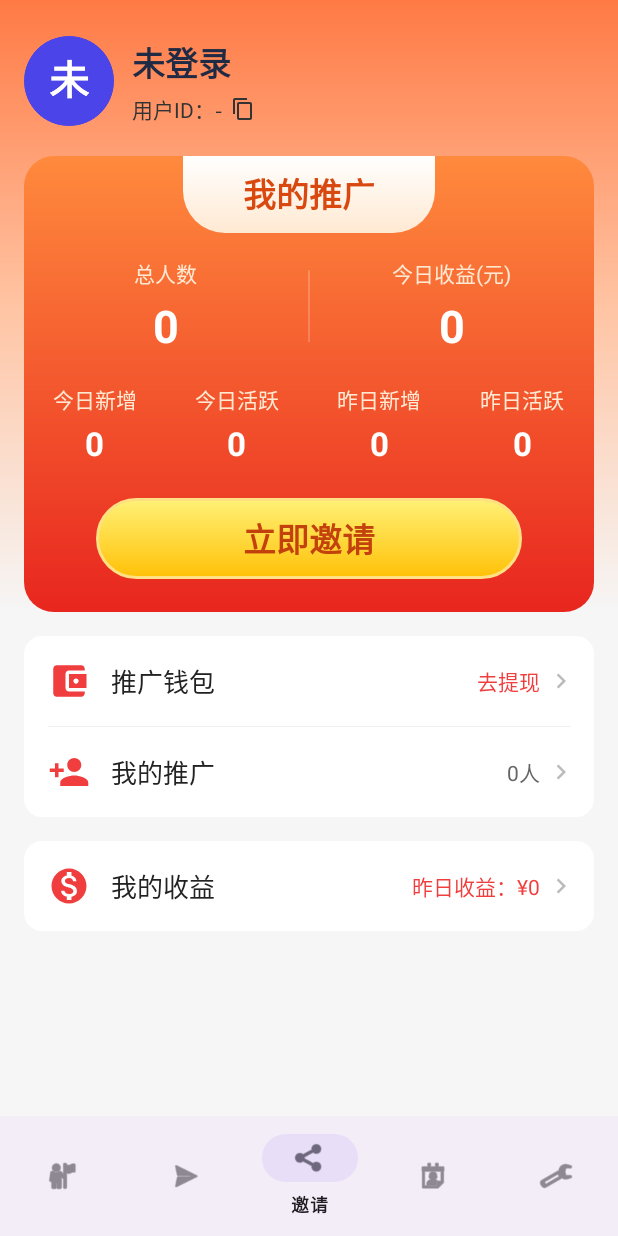
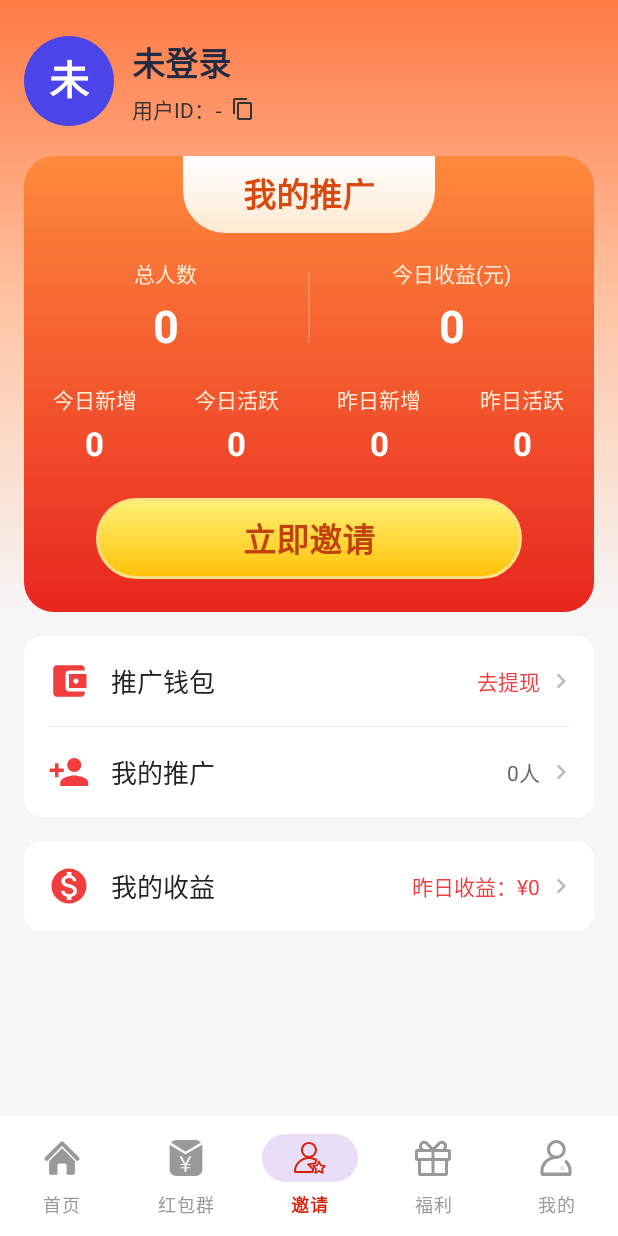
Before and after one commit to Tony0223/redbao, an Android app: the MainActivity screen opened directly, with no data from a screen before it, item 3 of the bottom bar chosen, on a phone screen of 412 x 824 dp. Run offline under Robolectric (Android 15) with nearby library versions, the phone set to English and light mode, and no system bars; libraries missing offline, so code that uses them is left out: com.bytedance.sdk, com.tencent.mm; pictures from the network do not load; 11 statements that could not run were skipped.

Commit message:
feat(ui): 底部导航换成 iconfont 矢量图标 + 选中态tint
5个tab图标(首页/红包群/邀请/福利/我的)由 iconfont SVG 转成 VectorDrawable，
新增颜色选择器 nav_item_color（选中#D81E06红、未选中#999999灰），
BottomNavigationView 用 itemIconTint/itemTextColor 自动做选中态，白底、显示文字。

Co-Authored-By: Claude Opus 4.8 <noreply@anthropic.com>
Claude-Session: https://claude.ai/code/session_01XRbkrZTHoVy4fuLVcFCGXi

```diff
--- /dev/null
+++ b/android/app/src/main/res/color/nav_item_color.xml
@@ -0,0 +1,6 @@
+<?xml version="1.0" encoding="utf-8"?>
+<!-- 底部导航选中态：选中红色，未选中灰色。图标和文字共用 -->
+<selector xmlns:android="http://schemas.android.com/apk/res/android">
+    <item android:color="#D81E06" android:state_checked="true" />
+    <item android:color="#999999" />
+</selector>
--- /dev/null
+++ b/android/app/src/main/res/drawable/ic_tab_home.xml
@@ -0,0 +1,8 @@
+<vector xmlns:android="http://schemas.android.com/apk/res/android"
+    android:width="24dp" android:height="24dp"
+    android:viewportWidth="1024" android:viewportHeight="1024">
+    <path android:fillColor="#000000"
+        android:pathData="M992.7 493.1L554.3 54.8c-11.6-11.6-27-16.9-42.3-16.3-15.3-0.6-30.7 4.7-42.3 16.3L31.3 493.1c-22.1 22-22.1 58.1 0 80.2 22 22.1 58.1 22.1 80.2 0L512 172.8l400.5 400.5c22.1 22.1 58.1 22.1 80.2 0 22-22.1 22-58.1 0-80.2z" />
+    <path android:fillColor="#000000"
+        android:pathData="M144.4 604.1V941c0 27.6 18.4 44.5 46 44.5h193V725.1c0-31.3 23.1-53.6 54.5-53.6H584c31.3 0 59.4 22.3 59.4 53.6v260.4h188.1c27.6 0 46.9-16.9 46.9-44.5V595.4l-362.6-362-371.4 370.7z" />
+</vector>
--- /dev/null
+++ b/android/app/src/main/res/drawable/ic_tab_invite.xml
@@ -0,0 +1,10 @@
+<vector xmlns:android="http://schemas.android.com/apk/res/android"
+    android:width="24dp" android:height="24dp"
+    android:viewportWidth="1024" android:viewportHeight="1024">
+    <path android:fillColor="#000000"
+        android:pathData="M482.56 509.184c-124.416 0-225.792-101.376-225.792-225.792s101.376-225.792 225.792-225.792 225.792 101.376 225.792 225.792-101.376 225.792-225.792 225.792z m0-395.264c-93.44 0-169.472 76.032-169.472 169.472s76.032 169.472 169.472 169.472 169.472-76.032 169.472-169.472-76.032-169.472-169.472-169.472z" />
+    <path android:fillColor="#000000"
+        android:pathData="M587.264 938.24h-499.2c-14.848 0-27.136-11.52-28.16-26.112-0.768-8.96-1.024-18.176-1.024-27.392C58.88 663.552 248.832 483.84 482.304 483.84c82.944 0 163.328 22.784 232.448 65.792 12.288 7.68 16.64 23.296 10.24 36.352l-45.312 91.648c-4.096 8.192-12.032 14.08-21.248 15.36l-139.008 20.224 100.608 98.048c6.656 6.4 9.728 15.872 8.192 24.832l-13.568 78.848c-1.792 13.312-13.568 23.296-27.392 23.296zM115.2 881.92h448.256l6.912-40.96-130.816-127.488c-7.68-7.424-10.496-18.688-7.168-28.928 3.328-10.24 12.032-17.664 22.784-19.2l180.736-26.368 26.88-54.528c-55.04-29.184-116.992-44.544-180.736-44.544-200.96 0-365.056 153.088-366.848 342.016z" />
+    <path android:fillColor="#000000"
+        android:pathData="M662.528 961.28c-4.864 0-9.472-1.536-13.568-4.352-7.168-5.12-10.752-13.824-9.216-22.528l17.92-104.704-76.032-74.24c-6.4-6.144-8.448-15.36-5.888-23.552s9.984-14.336 18.688-15.616l105.216-15.36 47.104-95.232c3.84-7.936 11.776-12.8 20.736-12.8 8.704 0 16.896 4.864 20.736 12.8l47.104 95.232 105.216 15.36c8.704 1.28 15.872 7.424 18.688 15.616s0.512 17.408-5.888 23.552l-76.032 74.24 17.92 104.704c1.536 8.704-2.048 17.408-9.216 22.528-7.168 5.12-16.384 5.888-24.32 1.792l-94.208-49.408-94.208 49.408c-3.584 1.792-7.168 2.56-10.752 2.56z m-15.36-206.336l51.456 50.176c5.376 5.376 7.936 12.8 6.656 20.48l-12.032 70.656 63.488-33.28c6.656-3.584 14.848-3.584 21.504 0l63.488 33.28-12.032-70.656c-1.28-7.424 1.28-15.104 6.656-20.48l51.456-50.176-70.912-10.24c-7.424-1.024-14.08-5.888-17.408-12.544l-31.744-64.256-32.256 64.256c-3.328 6.912-9.728 11.52-17.408 12.544l-70.912 10.24z" />
+</vector>
--- /dev/null
+++ b/android/app/src/main/res/drawable/ic_tab_mine.xml
@@ -0,0 +1,12 @@
+<vector xmlns:android="http://schemas.android.com/apk/res/android"
+    android:width="24dp" android:height="24dp"
+    android:viewportWidth="1024" android:viewportHeight="1024">
+    <path android:fillColor="#000000"
+        android:pathData="M899.799407 925.324599H131.578755a48.543355 48.543355 0 0 0-48.366833 48.366834v1.235649A48.543355 48.543355 0 0 0 131.578755 1024H899.799407a48.366833 48.366833 0 0 0 48.366833-48.366833v-1.235649a48.366833 48.366833 0 0 0-48.366833-48.366834z" />
+    <path android:fillColor="#000000" android:fillAlpha="0.3"
+        android:pathData="M689.915594 748.979831A62.312015 62.312015 0 1 0 752.227609 812.174453a62.312015 62.312015 0 0 0-62.312015-62.312015z" />
+    <path android:fillColor="#000000"
+        android:pathData="M903.329833 1022.58783a43.424237 43.424237 0 0 1-9.355629-1.059128 43.953801 43.953801 0 0 1-33.715566-52.956387 357.632132 357.632132 0 0 0-92.673677-323.387002 44.130322 44.130322 0 1 1 63.194622-61.60593A445.539735 445.539735 0 0 1 946.401027 988.695742a44.130322 44.130322 0 0 1-43.071194 33.892088zM115.162275 997.521807a44.130322 44.130322 0 0 1-43.600758-37.422514 446.24582 446.24582 0 0 1 315.090501-493.023961 441.303224 441.303224 0 0 1 136.097915-17.652129A44.130322 44.130322 0 0 1 565.821127 494.436132a44.659886 44.659886 0 0 1-45.18945 43.071194 357.102569 357.102569 0 0 0-361.868643 409.352871 43.953801 43.953801 0 0 1-36.89295 50.132046z" />
+    <path android:fillColor="#000000"
+        android:pathData="M521.690805 536.977762A268.488881 268.488881 0 1 1 790.356207 268.665403a268.841924 268.841924 0 0 1-268.665402 268.312359z m0-448.540596A180.228237 180.228237 0 1 0 702.095563 268.665403 180.404758 180.404758 0 0 0 521.690805 88.437166z" />
+</vector>
--- /dev/null
+++ b/android/app/src/main/res/drawable/ic_tab_redpacket.xml
@@ -0,0 +1,8 @@
+<vector xmlns:android="http://schemas.android.com/apk/res/android"
+    android:width="24dp" android:height="24dp"
+    android:viewportWidth="1024" android:viewportHeight="1024">
+    <path android:fillColor="#000000"
+        android:pathData="M939.070061 72.921212l-442.864485 258.513455L84.526545 73.479758A185.871515 185.871515 0 0 1 232.727273 0h558.545454a185.871515 185.871515 0 0 1 147.797334 72.921212z" />
+    <path android:fillColor="#000000"
+        android:pathData="M971.093333 137.774545C975.282424 153.227636 977.454545 169.425455 977.454545 186.181818v651.636364a186.181818 186.181818 0 0 1-186.181818 186.181818H232.727273a186.181818 186.181818 0 0 1-186.181818-186.181818V186.181818c0-16.011636 2.01697-31.526788 5.802666-46.359273L496.205576 403.393939l474.887757-265.619394zM325.818182 465.454545l126.138182 218.453334h-91.539394v30.409697h108.854303v59.609212h-108.823273v30.409697h108.823273V899.878788h54.427151v-95.511273h109.443879v-30.409697h-109.443879V714.317576h109.443879v-30.409697h-92.16L667.151515 465.454545h-61.222788L496.484848 665.010424 387.04097 465.454545H325.818182z" />
+</vector>
--- /dev/null
+++ b/android/app/src/main/res/drawable/ic_tab_welfare.xml
@@ -0,0 +1,6 @@
+<vector xmlns:android="http://schemas.android.com/apk/res/android"
+    android:width="24dp" android:height="24dp"
+    android:viewportWidth="1024" android:viewportHeight="1024">
+    <path android:fillColor="#000000"
+        android:pathData="M666.069333 61.696c58.026667-51.925333 147.626667-49.194667 203.861334 7.04 50.986667 50.986667 58.026667 129.322667 20.224 186.752l69.845333-0.042667a64 64 0 0 1 63.701333 57.813334l0.298667 6.186666v213.333334a64 64 0 0 1-57.856 63.701333l-6.144 0.298667H938.666667V960a64 64 0 0 1-57.856 63.701333L874.666667 1024h-725.333334a64 64 0 0 1-63.701333-57.856L85.333333 960v-363.221333h-21.333333A64 64 0 0 1 0.298667 538.88L0 532.778667v-213.333334a64 64 0 0 1 57.856-63.701333l6.144-0.298667h69.845333c-37.76-57.386667-30.72-135.722667 20.224-186.709333C210.304 12.501333 299.946667 9.770667 357.930667 61.696l5.888 5.546667L512 215.552l148.181333-148.224 5.888-5.546667zM469.333333 597.333333H170.666667v341.333334h298.666666v-341.333334z m384 0h-298.666666v341.333334h298.666666v-341.333334z m-384-256.597333H85.333333v170.666667h384v-170.666667z m469.333334 0h-384v170.666667h384v-170.666667z m-129.066667-211.626667c-23.552-23.594667-60.074667-25.386667-84.394667-5.717333l-4.693333 4.266667-127.829333 127.786666h181.034666l37.333334-37.333333 3.968-4.394667c19.968-24.32 18.218667-61.013333-5.418667-84.650666z m-595.2 0c-23.637333 23.594667-25.386667 60.330667-5.418667 84.608l3.968 4.394667 37.333334 37.333333h180.992L303.445333 127.573333c-24.021333-24.064-63.914667-23.68-89.045333 1.450667z" />
+</vector>
--- a/android/app/src/main/res/layout/activity_main.xml
+++ b/android/app/src/main/res/layout/activity_main.xml
@@ -15,6 +15,10 @@
         android:id="@+id/bottom_nav"
         android:layout_width="match_parent"
         android:layout_height="wrap_content"
+        android:background="#FFFFFF"
+        app:itemIconTint="@color/nav_item_color"
+        app:itemTextColor="@color/nav_item_color"
+        app:labelVisibilityMode="labeled"
         app:layout_constraintBottom_toBottomOf="parent"
         app:menu="@menu/bottom_nav_menu" />
 
--- a/android/app/src/main/res/menu/bottom_nav_menu.xml
+++ b/android/app/src/main/res/menu/bottom_nav_menu.xml
@@ -2,22 +2,22 @@
 <menu xmlns:android="http://schemas.android.com/apk/res/android">
     <item
         android:id="@+id/nav_home"
-        android:icon="@android:drawable/ic_menu_myplaces"
+        android:icon="@drawable/ic_tab_home"
         android:title="首页" />
     <item
         android:id="@+id/nav_redpacket"
-        android:icon="@android:drawable/ic_menu_send"
+        android:icon="@drawable/ic_tab_redpacket"
         android:title="红包群" />
     <item
         android:id="@+id/nav_invite"
-        android:icon="@android:drawable/ic_menu_share"
+        android:icon="@drawable/ic_tab_invite"
         android:title="邀请" />
     <item
         android:id="@+id/nav_welfare"
-        android:icon="@android:drawable/ic_menu_my_calendar"
+        android:icon="@drawable/ic_tab_welfare"
         android:title="福利" />
     <item
         android:id="@+id/nav_mine"
-        android:icon="@android:drawable/ic_menu_manage"
+        android:icon="@drawable/ic_tab_mine"
         android:title="我的" />
 </menu>
```
